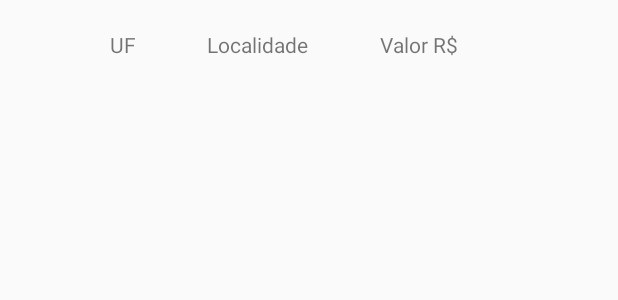
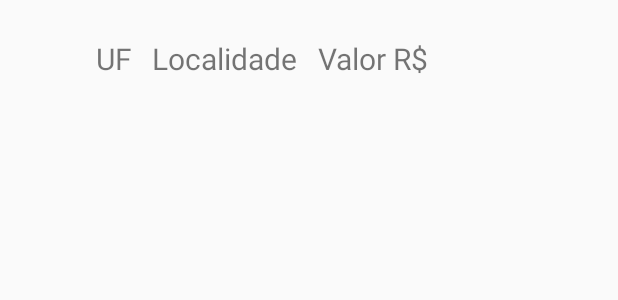
Before and after one commit to vanecordelins/expoAgroBrasil, an Android app: the layout activity_arroba_do_boi.xml on its own in the app's theme, with its tools: preview values and no code run, on a phone screen of 412 x 824 dp. Shown: the top 300 px of the screen. Run offline under Robolectric (Android 15) with nearby library versions, the phone set to English and light mode, and no system bars.

Commit message:
[Fixed #146785909]Correcão de scroll na tela de cotação do boi gordo

```diff
--- a/app/src/main/java/com/expoagro/expoagrobrasil/controller/ArrobaDoBoiActivity.java
+++ b/app/src/main/java/com/expoagro/expoagrobrasil/controller/ArrobaDoBoiActivity.java
@@ -78,10 +78,17 @@ public class ArrobaDoBoiActivity extends Activity {
 
             @Override
             protected void onPostExecute(Void result) {
+                if (valorArrobas == null) {
+                    textValorArrobas.setText("");
+                    textLugaresArrobas.setText("");
+                    textUfArrobas.setText("Sem conexão com internet");
 
-                textValorArrobas.setText("Valor R$\n\n"+valorArrobas);
-                textLugaresArrobas.setText("Localidade\n\n"+lugarArrobas);
-                textUfArrobas.setText("UF\n\n"+ufArrobas);
+
+                }else {
+                    textValorArrobas.setText("Valor R$\n\n" + valorArrobas);
+                    textLugaresArrobas.setText("Localidade\n\n"+lugarArrobas);
+                    textUfArrobas.setText("UF\n\n"+ufArrobas);
+                }
                 mProgressDialog.dismiss();
 
             }
--- a/app/src/main/java/com/expoagro/expoagrobrasil/controller/InicialArrobaActivity.java
+++ b/app/src/main/java/com/expoagro/expoagrobrasil/controller/InicialArrobaActivity.java
@@ -88,9 +88,12 @@ public class InicialArrobaActivity extends Activity {
 
         @Override
         protected void onPostExecute(Void result) {
-
-            textValorNacional.setText(" @Nacional R$ "+valorNacional);
-            mProgressDialog.dismiss();
+            if(valorNacional == null){
+                textValorNacional.setText(" @Nacional R$ "+"126,00");
+            }else {
+                textValorNacional.setText(" @Nacional R$ " + valorNacional);
+            }
+                mProgressDialog.dismiss();
 
         }
     }
--- a/app/src/main/res/layout/activity_arroba_do_boi.xml
+++ b/app/src/main/res/layout/activity_arroba_do_boi.xml
@@ -5,47 +5,57 @@
     android:orientation="vertical" android:layout_width="match_parent"
     android:layout_height="match_parent">
 
+<ScrollView
+    android:layout_width="match_parent"
+    android:layout_height="match_parent"
+    android:layout_alignParentTop="true"
+    android:layout_alignParentRight="true"
+    android:layout_alignParentEnd="true">
+    <RelativeLayout
+        android:layout_width="match_parent"
+        android:layout_height="match_parent">
     <TextView
         android:id="@+id/ufArrobatext"
         android:layout_width="wrap_content"
         android:layout_height="wrap_content"
         android:text="UF"
-        android:layout_marginStart="73dp"
+        android:textSize="20dp"
+        android:layout_marginStart="64dp"
         app:layout_constraintRight_toLeftOf="@+id/lugaraArrobatext"
         tools:layout_editor_absoluteY="21dp"
+        android:layout_marginLeft="64dp"
+        android:layout_marginTop="25dp"
         android:layout_alignParentTop="true"
         android:layout_alignParentLeft="true"
-        android:layout_alignParentStart="true"
-        android:layout_marginLeft="73dp"
-        android:layout_marginTop="20dp" />
+        android:layout_alignParentStart="true" />
 
     <TextView
         android:id="@+id/lugaraArrobatext"
         android:layout_width="wrap_content"
         android:layout_height="wrap_content"
         android:text="Localidade"
-        android:layout_marginStart="47dp"
+        android:textSize="20dp"
         tools:layout_editor_absoluteX="146dp"
         tools:layout_editor_absoluteY="21dp"
-        android:layout_marginLeft="47dp"
-        android:layout_alignBaseline="@+id/ufArrobatext"
-        android:layout_alignBottom="@+id/ufArrobatext"
+        android:layout_alignParentBottom="true"
         android:layout_toRightOf="@+id/ufArrobatext"
-        android:layout_toEndOf="@+id/ufArrobatext" />
+        android:layout_toEndOf="@+id/ufArrobatext"
+        android:layout_marginLeft="13dp"
+        android:layout_marginStart="13dp" />
 
     <TextView
         android:id="@+id/valorArrobatext"
         android:layout_width="wrap_content"
         android:layout_height="wrap_content"
-        android:layout_marginLeft="48dp"
-        android:layout_marginStart="48dp"
         android:text="Valor R$"
+        android:textSize="20dp"
         app:layout_constraintLeft_toRightOf="@+id/lugaraArrobatext"
         tools:layout_editor_absoluteY="21dp"
-        android:layout_alignBaseline="@+id/lugaraArrobatext"
-        android:layout_alignBottom="@+id/lugaraArrobatext"
+        android:layout_marginLeft="14dp"
+        android:layout_marginStart="14dp"
+        android:layout_alignParentBottom="true"
         android:layout_toRightOf="@+id/lugaraArrobatext"
         android:layout_toEndOf="@+id/lugaraArrobatext" />
-
-
+    </RelativeLayout>
+</ScrollView>
 </RelativeLayout>
```
